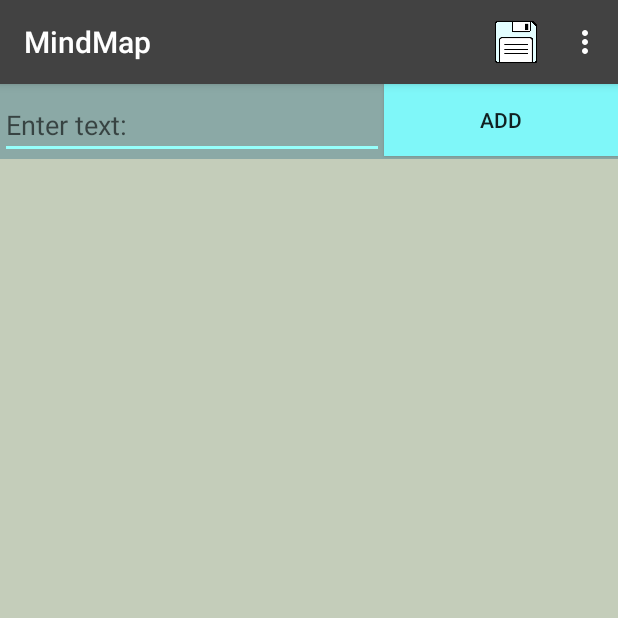
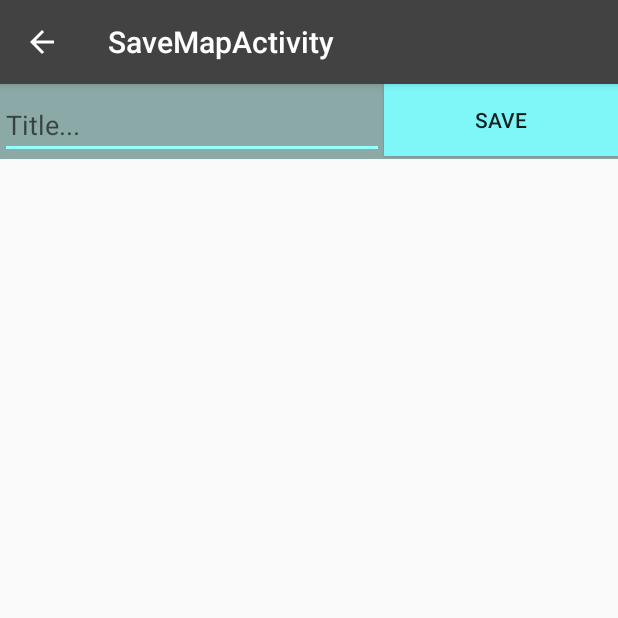
Before and after one commit to KimNilssonen/MindMap, an Android app: the screen it shows after launch (MainActivity before the commit, SaveMapActivity after it), after a tap on "Save", on a phone screen of 412 x 824 dp, the top half of it. Run offline under Robolectric (Android 15) with nearby library versions, the phone set to English and light mode, and no system bars.

Commit message:
Added save icon and new activity. Problem with save function.

```diff
--- a/app/src/main/java/com/example/kimpanio/mindmap/MainActivity.java
+++ b/app/src/main/java/com/example/kimpanio/mindmap/MainActivity.java
@@ -1,9 +1,12 @@
 package com.example.kimpanio.mindmap;
 
 import android.app.Application;
+import android.content.ContentValues;
+import android.content.Intent;
 import android.graphics.Color;
 import android.graphics.Point;
 import android.os.Bundle;
+import android.os.Environment;
 import android.support.v4.view.MotionEventCompat;
 import android.support.v7.app.AppCompatActivity;
 import android.support.v7.widget.Toolbar;
@@ -20,6 +23,10 @@ import android.widget.RelativeLayout;
 import android.widget.TextView;
 import android.widget.Toast;
 
+import org.xml.sax.XMLReader;
+
+import java.io.File;
+
 public class MainActivity extends AppCompatActivity {
 
     private ZoomableViewGroup zoomableViewGroup;
@@ -33,6 +40,7 @@ public class MainActivity extends AppCompatActivity {
     private CustomTextView customTextView;
     private TextView textView;
     private RelativeLayout.LayoutParams layoutParam;
+    private Bundle mSavedInstanceState;
 
     private int mScreenWidth;
     private int mScreenHeight;
@@ -44,6 +52,7 @@ public class MainActivity extends AppCompatActivity {
         Toolbar toolbar = (Toolbar) findViewById(R.id.toolbar);
         setSupportActionBar(toolbar);
 
+        mSavedInstanceState = savedInstanceState;
         // Retrieve the device dimensions to adapt interface
         mScreenWidth = getApplicationContext().getResources()
                 .getDisplayMetrics().widthPixels;
@@ -52,7 +61,7 @@ public class MainActivity extends AppCompatActivity {
 
         zoomableViewGroup = new ZoomableViewGroup(this);
         zoomableViewGroup.setLayoutParams(new RelativeLayout.LayoutParams(-2, -2));
-        zoomableViewGroup.setBackgroundColor(Color.parseColor("#32000000"));
+
 
         rootLayout = (ViewGroup) findViewById(R.id.root);
         editText = (EditText) findViewById(R.id.editTextField);
@@ -60,14 +69,12 @@ public class MainActivity extends AppCompatActivity {
         addTextLayout = (RelativeLayout) findViewById(R.id.addTextLayout);
         mapLayout = (RelativeLayout) findViewById(R.id.mapLayout);
 
-
-
         addTextButton.setOnClickListener(new View.OnClickListener() {
             @Override
             public void onClick(View view) {
                 if (!TextUtils.isEmpty(editText.getText())) {
 
-                    RelativeLayout.LayoutParams layoutParams =  new RelativeLayout.LayoutParams(RelativeLayout.LayoutParams.WRAP_CONTENT,
+                    RelativeLayout.LayoutParams layoutParams = new RelativeLayout.LayoutParams(RelativeLayout.LayoutParams.WRAP_CONTENT,
                             RelativeLayout.LayoutParams.WRAP_CONTENT);
 
                     textView = new TextView(MainActivity.this);
@@ -84,7 +91,6 @@ public class MainActivity extends AppCompatActivity {
                 }
             }
         });
-        mapLayout.setBackgroundColor(Color.TRANSPARENT);
         mapLayout.addView(zoomableViewGroup);
     }
 
@@ -99,6 +105,7 @@ public class MainActivity extends AppCompatActivity {
 
     }
 
+    //OLD CODE, tried with another method here.
 //    // Creation of a textview element.
 //    private TextView createTextView(int pPosX, int pPosY) {
 //
@@ -112,6 +119,14 @@ public class MainActivity extends AppCompatActivity {
 //
 //        return customTextView;
 //    }
+
+    public void saveMap(View view) {
+        Intent intent = new Intent(this, SaveMapActivity.class);
+        File xmlFile = new File(Environment.getExternalStorageDirectory().getPath() +  "/content_main.xml");
+
+        intent.putExtra("XML_INTENT", xmlFile);
+        startActivity(intent);
+    }
 
     public String emptyEditTextField(){
         return null;
@@ -137,7 +152,7 @@ public class MainActivity extends AppCompatActivity {
         }
 
         if (id == R.id.save_map) {
-            //TODO: SaveToDevice.
+            saveMap(mapLayout);
         }
 
         return super.onOptionsItemSelected(item);
--- /dev/null
+++ b/app/src/main/java/com/example/kimpanio/mindmap/SaveMapActivity.java
@@ -0,0 +1,134 @@
+package com.example.kimpanio.mindmap;
+
+import android.Manifest;
+import android.app.Activity;
+import android.content.Context;
+import android.content.Intent;
+import android.content.pm.PackageManager;
+import android.os.Bundle;
+import android.os.Environment;
+import android.provider.Settings;
+import android.support.design.widget.FloatingActionButton;
+import android.support.design.widget.Snackbar;
+import android.support.v4.app.ActivityCompat;
+import android.support.v7.app.AppCompatActivity;
+import android.support.v7.widget.Toolbar;
+import android.util.Log;
+import android.util.Xml;
+import android.view.View;
+import android.view.ViewGroup;
+import android.widget.Button;
+import android.widget.EditText;
+
+import org.w3c.dom.Document;
+import org.xmlpull.v1.XmlSerializer;
+
+import java.io.File;
+import java.io.FileInputStream;
+import java.io.FileNotFoundException;
+import java.io.FileOutputStream;
+import java.io.FileWriter;
+import java.io.IOException;
+import java.io.PrintWriter;
+import java.io.Serializable;
+import java.io.Writer;
+
+import javax.xml.parsers.DocumentBuilder;
+
+public class SaveMapActivity extends AppCompatActivity {
+
+    private Button saveButton;
+    private EditText editText;
+    private XmlSerializer serializer;
+    private FileOutputStream fileOutputStream;
+    private FileInputStream fileInputStream;
+
+    private static final int REQUEST_EXTERNAL_STORAGE = 1;
+    private static String[] PERMISSIONS_STORAGE = {
+            Manifest.permission.READ_EXTERNAL_STORAGE,
+            Manifest.permission.WRITE_EXTERNAL_STORAGE
+    };
+
+
+    @Override
+    protected void onCreate(Bundle savedInstanceState) {
+        super.onCreate(savedInstanceState);
+        setContentView(R.layout.activity_save_map);
+        Toolbar toolbar = (Toolbar) findViewById(R.id.toolbar);
+        setSupportActionBar(toolbar);
+
+        /*
+        FloatingActionButton fab = (FloatingActionButton) findViewById(R.id.fab);
+        fab.setOnClickListener(new View.OnClickListener() {
+            @Override
+            public void onClick(View view) {
+                Snackbar.make(view, "Replace with your own action", Snackbar.LENGTH_LONG)
+                        .setAction("Action", null).show();
+            }
+        });
+        */
+
+        serializer = Xml.newSerializer();
+        final Intent previousIntent = getIntent();
+        final Serializable previousXmlIntent = previousIntent.getSerializableExtra("XML_INTENT");
+
+        saveButton = (Button) findViewById(R.id.saveFileButton);
+        editText = (EditText) findViewById(R.id.saveEditText);
+
+        saveButton.setOnClickListener(new View.OnClickListener() {
+            @Override
+            public void onClick(View view) {
+                if(isExternalStorageWritable()) {
+                    File newxmlfile = new File("/data/" + editText.getText().toString() + ".xml");
+                    try{
+                        newxmlfile.createNewFile();
+                    }catch(IOException e)
+                    {
+                        Log.e("IOException", "Exception in create new File(");
+                    }
+                    FileOutputStream fileos = null;
+                    try{
+                        fileos = new FileOutputStream(newxmlfile);
+
+                    }catch(FileNotFoundException e)
+                    {
+                        Log.e("FileNotFoundException", e.toString());
+                    }
+                    try {
+                        serializer.setOutput(fileos, "UTF-8");
+                        serializer.startDocument(null, Boolean.valueOf(true));
+                        serializer.setFeature("http://xmlpull.org/v1/doc/features.html#indent-output", true);
+                        serializer.startTag(null, "root");
+                        serializer.startTag(null, "Child1");
+                        serializer.endTag(null, "Child1");
+                        serializer.attribute(null, "attribute", "value");
+                        serializer.endTag(null,"root");
+                        serializer.endDocument();
+                        serializer.flush();
+                        fileos.close();
+                    }catch(Exception e)
+                    {
+                        Log.e("Exception","Exception occured in wroting");
+                    }
+                }
+                else {
+                    Snackbar.make(view, "No writable external storage!", Snackbar.LENGTH_LONG)
+                            .setAction("Action", null).show();
+                }
+            }
+        });
+
+        getSupportActionBar().setDisplayHomeAsUpEnabled(true);
+
+
+    }
+
+    public boolean isExternalStorageWritable() {
+        String state = Environment.getExternalStorageState();
+        if (Environment.MEDIA_MOUNTED.equals(state)) {
+            return true;
+        }
+        return false;
+    }
+
+}
--- /dev/null
+++ b/app/src/main/res/layout/activity_save_map.xml
@@ -0,0 +1,35 @@
+<?xml version="1.0" encoding="utf-8"?>
+<android.support.design.widget.CoordinatorLayout xmlns:android="http://schemas.android.com/apk/res/android"
+    xmlns:app="http://schemas.android.com/apk/res-auto"
+    xmlns:tools="http://schemas.android.com/tools"
+    android:layout_width="match_parent"
+    android:layout_height="match_parent"
+    android:fitsSystemWindows="true"
+    tools:context="com.example.kimpanio.mindmap.SaveMapActivity">
+
+    <android.support.design.widget.AppBarLayout
+        android:layout_width="match_parent"
+        android:layout_height="wrap_content"
+        android:theme="@style/AppTheme.AppBarOverlay">
+
+        <android.support.v7.widget.Toolbar
+            android:id="@+id/toolbar"
+            android:layout_width="match_parent"
+            android:layout_height="?attr/actionBarSize"
+            android:background="?attr/colorPrimary"
+            app:popupTheme="@style/AppTheme.PopupOverlay" />
+
+    </android.support.design.widget.AppBarLayout>
+
+    <include layout="@layout/content_save_map" />
+
+<!--    <android.support.design.widget.FloatingActionButton
+        android:id="@+id/fab"
+        android:layout_width="wrap_content"
+        android:layout_height="wrap_content"
+        android:layout_gravity="bottom|end"
+        android:layout_margin="@dimen/fab_margin"
+        android:src="@android:drawable/ic_dialog_email" />
+-->
+
+</android.support.design.widget.CoordinatorLayout>
--- /dev/null
+++ b/app/src/main/res/layout/content_save_map.xml
@@ -0,0 +1,39 @@
+<?xml version="1.0" encoding="utf-8"?>
+<RelativeLayout xmlns:android="http://schemas.android.com/apk/res/android"
+    xmlns:app="http://schemas.android.com/apk/res-auto"
+    xmlns:tools="http://schemas.android.com/tools"
+    android:layout_width="match_parent"
+    android:layout_height="match_parent"
+    app:layout_behavior="@string/appbar_scrolling_view_behavior"
+    tools:context="com.example.kimpanio.mindmap.SaveMapActivity"
+    tools:showIn="@layout/activity_save_map">
+
+    <RelativeLayout
+        android:layout_width="match_parent"
+        android:layout_height="50dp"
+        android:id="@+id/saveFileLayout"
+        android:layout_alignParentTop="true"
+        android:background="@color/colorBackgroundDark">
+
+        <EditText
+            android:id="@+id/saveEditText"
+            android:layout_width="256dp"
+            android:layout_height="wrap_content"
+            android:layout_alignParentTop="true"
+            android:layout_marginTop="10dp"
+            android:hint="@string/saveEditTextHint"
+            android:textColor="#000000" />
+
+        <Button
+            android:id="@+id/saveFileButton"
+            android:layout_width="fill_parent"
+            android:layout_height="wrap_content"
+            android:layout_toEndOf="@id/saveEditText"
+            android:text="@string/saveFileButton"
+            android:background="#99faf8"
+            android:backgroundTint="#7ff7f9"
+            android:elegantTextHeight="false" />
+
+    </RelativeLayout>
+
+</RelativeLayout>
--- a/app/src/main/res/values/colors.xml
+++ b/app/src/main/res/values/colors.xml
@@ -3,6 +3,6 @@
     <color name="colorPrimary">#424242</color>
     <color name="colorPrimaryDark">#263238</color>
     <color name="colorAccent">#96fffb</color>
-    <color name="colorBackgroundLight">#bce4e1</color>
+    <color name="colorBackgroundLight">#e3f4f3</color>
     <color name="colorBackgroundDark">#8ba9a6</color>
 </resources>
--- a/app/src/main/res/values/strings.xml
+++ b/app/src/main/res/values/strings.xml
@@ -2,6 +2,10 @@
     <string name="app_name">MindMap</string>
     <string name="action_settings">Settings</string>
     <string name="save_map">Save</string>
+    <string name="saveEditTextHint">Title...</string>
+    <string name="saveFileButton">Save</string>
+
     <string name="editTextHint">Enter text:</string>
     <string name="addTextButton">Add</string>
+    <string name="title_activity_save_map">SaveMapActivity</string>
 </resources>
```
Also changed, not shown: app/src/main/AndroidManifest.xml (+13 -2 lines).
